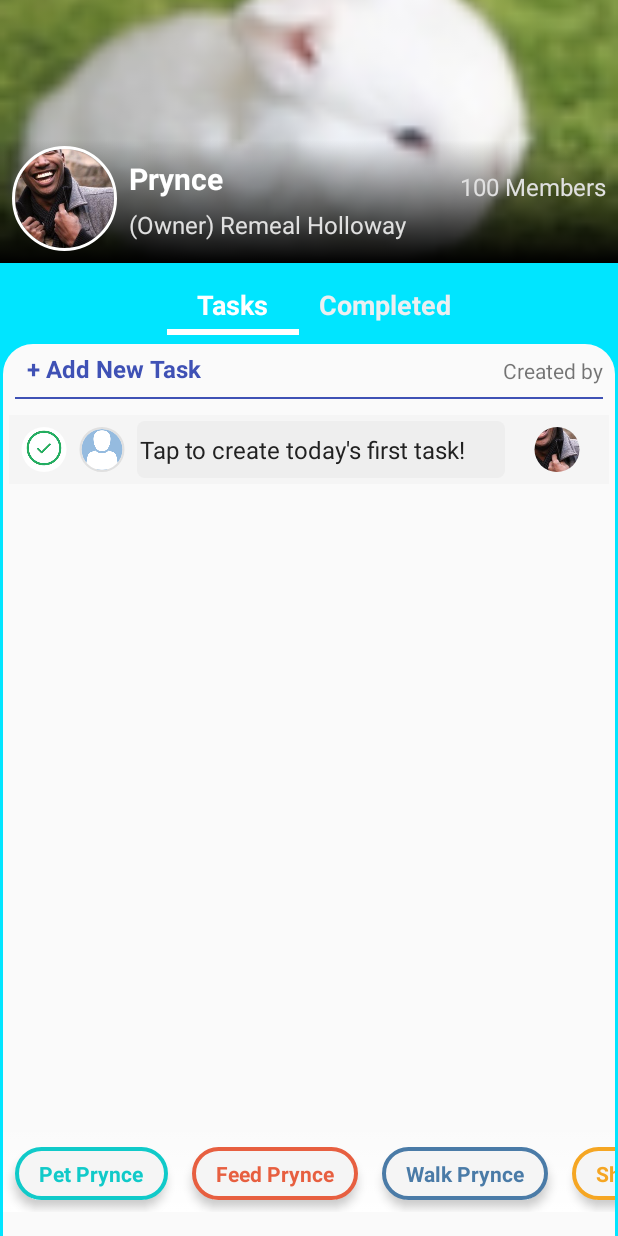
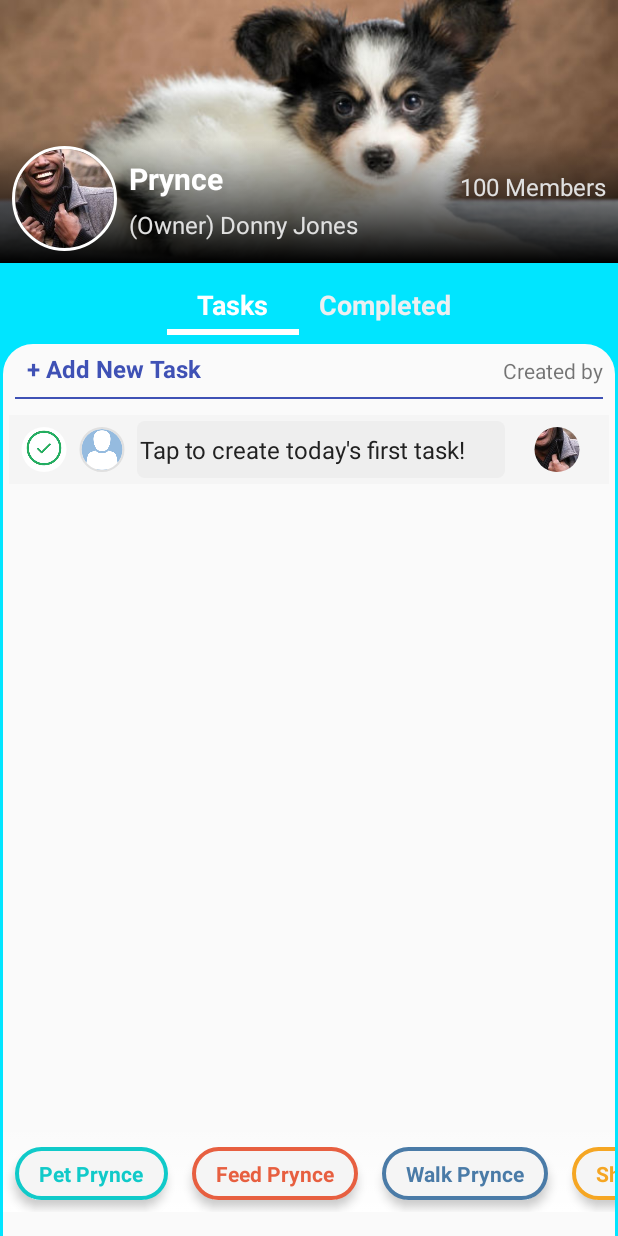
Before and after one commit to moosiklava/cmps121, an Android app: the screen it shows after launch (PetGroupActivity), after a tap on "Prynce", on a phone screen of 412 x 824 dp. Run offline under Robolectric (Android 15) with nearby library versions, the phone set to English and light mode, and no system bars; our stand-ins replace CircleImageView, Firebase (no records; nobody signed in at launch, a user with empty details on screens opened directly).

Commit message:
Created Pet Group Cards and Connected Activites

```diff
--- a/app/src/main/AndroidManifest.xml
+++ b/app/src/main/AndroidManifest.xml
@@ -25,7 +25,9 @@
         </intent-filter>
         </activity>
         <activity android:name=".CalendarActivity" />
-        <activity android:name=".PetGroupActivity"/>
+        <activity android:name=".PetGroupActivity"
+            android:parentActivityName=".MainMenuFinal">
+        </activity>
     </application>
 
 </manifest>
--- a/app/src/main/java/com/example/mdelc/pettracker/CompletedTaskFragment.java
+++ b/app/src/main/java/com/example/mdelc/pettracker/CompletedTaskFragment.java
@@ -31,15 +31,10 @@ public class CompletedTaskFragment extends Fragment implements Serializable {
     // TODO: Rename parameter arguments, choose names that match
     // the fragment initialization parameters, e.g. ARG_ITEM_NUMBER
     private static final String ARG_PARAM1 = "param1";
-    private static final String ARG_PARAM2 = "param2";
 
     public ArrayList<CompletedPetTask> completedList = new ArrayList<>();
     public ListView completedListView;
     public CompletedPetTaskAdapter completedListAdapter = new CompletedPetTaskAdapter();
-
-    // TODO: Rename and change types of parameters
-    private String mParam1;
-    private String mParam2;
 
 //    private OnFragmentInteractionListener mListener;
 
@@ -47,22 +42,12 @@ public class CompletedTaskFragment extends Fragment implements Serializable {
         // Required empty public constructor
     }
 
-    /**
-     * Use this factory method to create a new instance of
-     * this fragment using the provided parameters.
-     *
-     * @param param1 Parameter 1.
-     * @param param2 Parameter 2.
-     * @return A new instance of fragment CompletedTaskFragment.
-     */
-    // TODO: Rename and change types and number of parameters
-    public static CompletedTaskFragment newInstance(String param1, String param2) {
+    public static CompletedTaskFragment newInstance(ArrayList<CompletedPetTask> list1) {
 
         CompletedTaskFragment fragment = new CompletedTaskFragment();
 
         Bundle args = new Bundle();
-        args.putString(ARG_PARAM1, param1);
-        args.putString(ARG_PARAM2, param2);
+        args.putSerializable(ARG_PARAM1, list1);
         fragment.setArguments(args);
         return fragment;
     }
@@ -71,8 +56,7 @@ public class CompletedTaskFragment extends Fragment implements Serializable {
     public void onCreate(Bundle savedInstanceState) {
         super.onCreate(savedInstanceState);
         if (getArguments() != null) {
-            mParam1 = getArguments().getString(ARG_PARAM1);
-            mParam2 = getArguments().getString(ARG_PARAM2);
+            completedList = (ArrayList<CompletedPetTask>) getArguments().getSerializable(ARG_PARAM1);
         }
     }
 
--- a/app/src/main/java/com/example/mdelc/pettracker/MainMenuFinal.java
+++ b/app/src/main/java/com/example/mdelc/pettracker/MainMenuFinal.java
@@ -43,6 +43,8 @@ public class MainMenuFinal extends AppCompatActivity
         Toolbar toolbar = (Toolbar) findViewById(R.id.action_settings);
 
         FloatingActionButton fab = (FloatingActionButton) findViewById(R.id.fab);
+        fab.setImageResource(R.drawable.ic_add_black_24dp);
+        fab.setColorFilter(getResources().getColor(R.color.colorWhite));
 
         fab.setOnClickListener(new View.OnClickListener() {
             @Override
@@ -62,9 +64,9 @@ public class MainMenuFinal extends AppCompatActivity
         navigationView.setNavigationItemSelectedListener(this);
 
         homeListView = findViewById(R.id.home_group_feed);
-        petGroups.add(new PetGroup("Prynce", "(Owner) Remeal Holloway", R.drawable.bunny, R.drawable.profile_pic_dummy));
-        petGroups.add(new PetGroup("Prynce", "(Owner) Remeal Holloway", R.drawable.bunny, R.drawable.profile_pic_dummy));
-        petGroups.add(new PetGroup("Prynce", "(Owner) Remeal Holloway", R.drawable.bunny, R.drawable.profile_pic_dummy));
+        petGroups.add(new PetGroup("Ivy", "(Owner) Remeal Holloway", R.drawable.bunny, R.drawable.profile_pic_dummy));
+        petGroups.add(new PetGroup("Peaches", "(Owner) Marisela", R.drawable.cat, R.drawable.profile_pic_dummy));
+        petGroups.add(new PetGroup("Prynce", "(Owner) Donny Jones", R.drawable.papillon_cute_puppies, R.drawable.profile_pic_dummy));
 
         petGroupManager = new LinearLayoutManager(this);
         homeListView.setLayoutManager(petGroupManager);
--- a/app/src/main/java/com/example/mdelc/pettracker/PetGroup.java
+++ b/app/src/main/java/com/example/mdelc/pettracker/PetGroup.java
@@ -7,22 +7,25 @@ import java.util.ArrayList;
  * Created by remea on 6/7/2018.
  */
 
-public class PetGroup implements Serializable {
+class PetGroup implements Serializable {
 
-    public String groupPetName;
-    public String groupPetOwner;
-    public int petPic;
-    public int petOwnerPic;
-    public ArrayList<QuickTask> groupQuickTaskList;
-    public ArrayList<PetTask> groupPetTaskList;
+    String groupPetName;
+    String groupPetOwner;
+    int petPic;
+    int petOwnerPic;
+    ArrayList<QuickTask> groupQuickTaskList;
+    ArrayList<PetTask> groupPetTaskList;
+    ArrayList<CompletedPetTask> groupCompletedTasks;
 
     PetGroup(String petName, String petOwnerName, int petPicture, int petOwnerPicture){
         groupPetName = petName;
         groupPetOwner = petOwnerName;
+        petPic = petPicture;
+        petOwnerPic = petOwnerPicture;
         groupQuickTaskList = new ArrayList<>();
         groupPetTaskList = new ArrayList<>();
-        petPic = petPicture;
-        petOwnerPic = petOwnerPicture;
+        groupCompletedTasks = new ArrayList<>();
+
 
     }
 }
--- a/app/src/main/java/com/example/mdelc/pettracker/PetGroupActivity.java
+++ b/app/src/main/java/com/example/mdelc/pettracker/PetGroupActivity.java
@@ -1,5 +1,6 @@
 package com.example.mdelc.pettracker;
 
+import android.app.ActionBar;
 import android.os.Build;
 import android.support.design.widget.TabLayout;
 import android.support.v4.app.Fragment;
@@ -8,10 +9,12 @@ import android.support.v4.app.FragmentManager;
 import android.support.v4.app.FragmentPagerAdapter;
 import android.support.v4.view.ViewPager;
 import android.os.Bundle;
+import android.widget.Toolbar;
 import android.view.View;
 import android.view.ViewGroup;
 import android.widget.ImageView;
 import android.widget.TextView;
+
 
 import java.util.ArrayList;
 
@@ -29,11 +32,21 @@ public class PetGroupActivity extends FragmentActivity {
     TextView numMembers;
     PetGroup myPetGroup;
     CompletedTaskFragment myCompletedTaskFragment;
+    private int index = 0;
 
     @Override
     protected void onCreate(Bundle savedInstanceState) {
         super.onCreate(savedInstanceState);
         setContentView(R.layout.activity_pet_group);
+
+        Toolbar toolbar = findViewById(R.id.pet_group_toolbar);
+        if (Build.VERSION.SDK_INT >= Build.VERSION_CODES.LOLLIPOP) {
+            setActionBar(toolbar);
+        }
+
+        ActionBar ab = getActionBar();
+        ab.setDisplayHomeAsUpEnabled(true);
+
         Bundle intent = getIntent().getExtras();
 
 
@@ -55,15 +68,16 @@ public class PetGroupActivity extends FragmentActivity {
             groupPic.setImageResource(myPetGroup.petPic);
             petName.setText(myPetGroup.groupPetName);
             petOwner.setText(myPetGroup.groupPetOwner);
+
+            myPetGroup.groupQuickTaskList.add(new QuickTask("Pet " + myPetGroup.groupPetName, index++));
+            myPetGroup.groupQuickTaskList.add(new QuickTask("Feed " + myPetGroup.groupPetName, index++));
+            myPetGroup.groupQuickTaskList.add(new QuickTask("Walk " + myPetGroup.groupPetName, index++));
+            myPetGroup.groupQuickTaskList.add(new QuickTask("Show "+ myPetGroup.groupPetName + " some love", index++));
+            myPetGroup.groupPetTaskList.add(new PetTask(getResources().getString(R.string.empty_pet_task), R.drawable.profile_pic_dummy, R.drawable.blank_person));
         }
-        myCompletedTaskFragment = new CompletedTaskFragment();
-    }
+        myCompletedTaskFragment = CompletedTaskFragment.newInstance(myPetGroup.groupCompletedTasks);
 
-    @Override
-    protected void onResume() {
-        super.onResume();
-
-        listOfFrags.add(TaskFragment.newInstance(myCompletedTaskFragment));
+        listOfFrags.add(TaskFragment.newInstance(myCompletedTaskFragment, myPetGroup.groupPetTaskList, myPetGroup.groupQuickTaskList));
         listOfFrags.add(myCompletedTaskFragment);
 
         mViewPager.setAdapter(new ViewPagerAdapter(getSupportFragmentManager()));
@@ -73,6 +87,13 @@ public class PetGroupActivity extends FragmentActivity {
         mTabLayout.getTabAt(1).setText("Completed");
 
         wrapTabIndicatorToTitle(mTabLayout, 100, 10);
+    }
+
+    @Override
+    protected void onResume() {
+        super.onResume();
+
+
     }
 
     private void setMargin(ViewGroup.MarginLayoutParams layoutParams, int start, int end) {
--- a/app/src/main/java/com/example/mdelc/pettracker/TaskFragment.java
+++ b/app/src/main/java/com/example/mdelc/pettracker/TaskFragment.java
@@ -23,6 +23,7 @@ import android.widget.ImageView;
 import android.widget.LinearLayout;
 import android.widget.TextView;
 
+import java.lang.reflect.Array;
 import java.text.SimpleDateFormat;
 import java.util.ArrayList;
 import java.util.Calendar;
@@ -41,9 +42,11 @@ public class TaskFragment extends Fragment {
     // TODO: Rename parameter arguments, choose names that match
     // the fragment initialization parameters, e.g. ARG_ITEM_NUMBER
     private static final String ARG_PARAM1 = "param1";
+    private static final String ARG_PARAM2 = "param2";
+    private static final String ARG_PARAM3 = "param3";
 
-    ArrayList<PetTask> taskList = new ArrayList<>();
-    ArrayList<QuickTask> quickList = new ArrayList<>();
+    ArrayList<PetTask> taskList;
+    ArrayList<QuickTask> quickList;
 
     RecyclerView taskRecyclerView;
     RecyclerView.Adapter taskAdapter;
@@ -75,10 +78,12 @@ public class TaskFragment extends Fragment {
 //     */
 
     // TODO: Rename and change types and number of parameters
-    public static TaskFragment newInstance(CompletedTaskFragment myCTF) {
+    public static TaskFragment newInstance(CompletedTaskFragment myCTF, ArrayList<PetTask> list1, ArrayList<QuickTask> list2) {
         TaskFragment fragment = new TaskFragment();
         Bundle args = new Bundle();
         args.putSerializable(ARG_PARAM1, myCTF);
+        args.putSerializable(ARG_PARAM2, list1);
+        args.putSerializable(ARG_PARAM3, list2);
         fragment.setArguments(args);
         return fragment;
     }
@@ -88,9 +93,21 @@ public class TaskFragment extends Fragment {
         super.onCreate(savedInstanceState);
         if (getArguments() != null) {
             myCompletedTaskFrag = (CompletedTaskFragment) getArguments().getSerializable(ARG_PARAM1);
+            taskList = (ArrayList) getArguments().getSerializable(ARG_PARAM2);
+            quickList = (ArrayList) getArguments().getSerializable(ARG_PARAM3);
         }
 
 
+    }
+
+    @Override
+    public void onResume() {
+        super.onResume();
+    }
+
+    @Override
+    public void onPause() {
+        super.onPause();
     }
 
     @Override
@@ -121,12 +138,6 @@ public class TaskFragment extends Fragment {
 
         TextView addTask = myView.findViewById(R.id.add_task_button);
 
-        quickList.add(new QuickTask("Pet Prynce", index++));
-        quickList.add(new QuickTask("Feed Prynce", index++));
-        quickList.add(new QuickTask("Walk Prynce", index++));
-        quickList.add(new QuickTask("Show Prynce some love", index++));
-
-
         addTask.setOnClickListener(new View.OnClickListener() {
 
             @Override
@@ -135,12 +146,20 @@ public class TaskFragment extends Fragment {
             }
         });
 
-        taskList.add(new PetTask((getResources().getString(R.string.empty_pet_task)), R.drawable.profile_pic_dummy, R.drawable.blank_person));
 
         return myView;
     }
 
-
+//    @Override
+//    public void onResume() {
+//        super.onResume();
+//
+//        if(taskList.size()==0) {
+//            taskList.add(new PetTask((getResources().getString(R.string.empty_pet_task)), R.drawable.profile_pic_dummy, R.drawable.blank_person));
+//        }
+//
+//
+//    }
 
     class PetTaskAdapter extends RecyclerView.Adapter<PetTaskAdapter.ViewHolder> {
 
@@ -373,6 +392,7 @@ public class TaskFragment extends Fragment {
 
    private class QuickTaskAdapter extends RecyclerView.Adapter<QuickTaskAdapter.ViewHolder> {
 
+
         @NonNull
         @Override
         public QuickTaskAdapter.ViewHolder onCreateViewHolder(@NonNull ViewGroup parent, int viewType) {
--- /dev/null
+++ b/app/src/main/res/drawable/ic_add_black_24dp.xml
@@ -0,0 +1,9 @@
+<vector xmlns:android="http://schemas.android.com/apk/res/android"
+        android:width="36dp"
+        android:height="36dp"
+        android:viewportWidth="24.0"
+        android:viewportHeight="24.0">
+    <path
+        android:fillColor="#FF000000"
+        android:pathData="M19,13h-6v6h-2v-6H5v-2h6V5h2v6h6v2z"/>
+</vector>
--- a/app/src/main/res/layout/activity_pet_group.xml
+++ b/app/src/main/res/layout/activity_pet_group.xml
@@ -5,6 +5,11 @@
     android:layout_width="match_parent"
     android:layout_height="match_parent"
     android:id="@+id/pet_group_layout">
+
+    <android.widget.Toolbar
+        android:id="@+id/pet_group_toolbar"
+        android:layout_width="match_parent"
+        android:layout_height="wrap_content" />
 
     <ImageView
         android:id="@+id/pet_group_pic"
```
Also changed, not shown: app/src/main/res/drawable/ic_add_circle_outline_black_24dp.xml (added, +9 -0 lines), app/src/main/res/layout/item_pet_group_layout.xml (+12 -8 lines).
